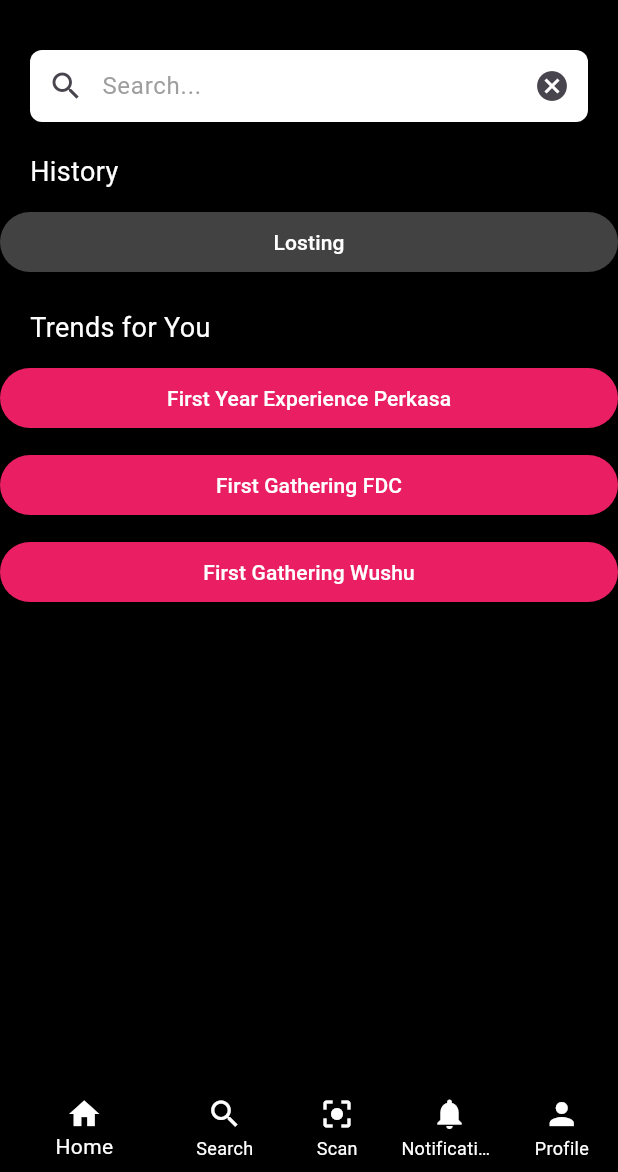
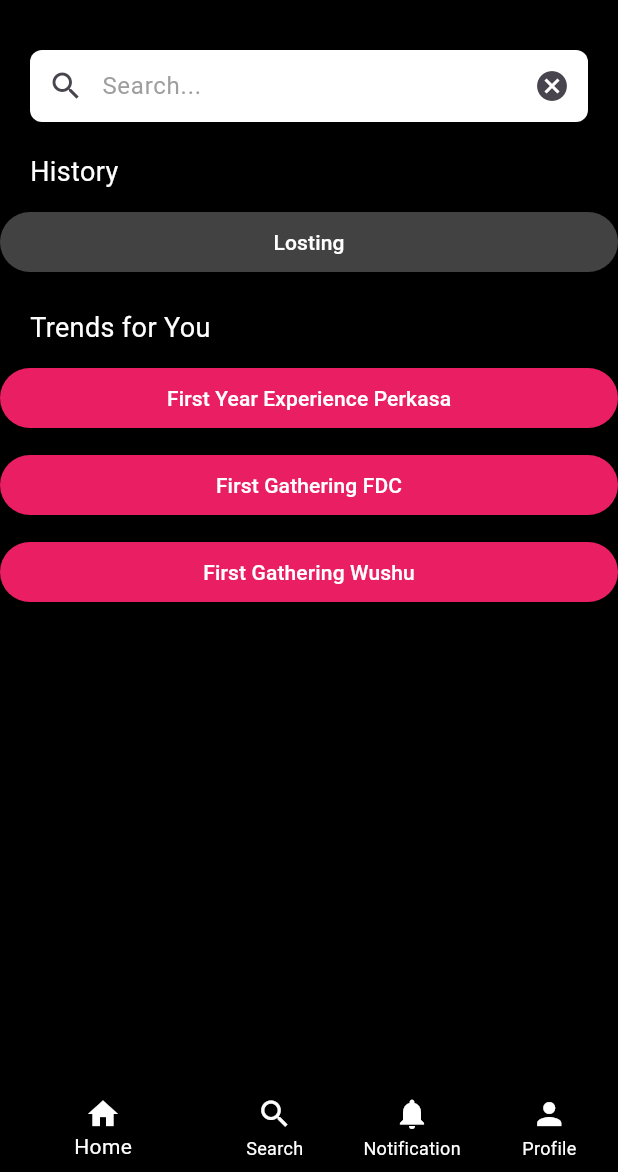
Before and after one commit to afqhizzt/Eventory, a Flutter app: the HomePage screen opened directly, item 2 of the bottom bar chosen, after a tap on the "search" icon, on a phone screen of 412 x 824 dp, the part 64-1236 px from its top. Run offline on Flutter 3.47's test engine with Material 3 defaults, Android fonts, the phone set to English and light mode, and no system bars; our stand-ins replace fluttertoast, get, google_sign_in, shared_preferences, supabase_flutter; accounts and stored records are empty; network calls fail.

Commit message:
new update 3/1 (4)

```diff
--- a/lib/api_connection/api_connection.dart
+++ b/lib/api_connection/api_connection.dart
@@ -7,6 +7,7 @@ class API {
   static const validateEmail = "$hostConnect/students/validate_email.php";
   static const login = "$hostConnect/students/login.php";
   static const post = "$hostConnect/students/post.php";
+  static const registerEvent = "$hostConnect/students/register_event.php";
 
   //club
   static const signUpClub = "$hostConnect/clubs/signup.php";
--- a/lib/pages/student/search.dart
+++ b/lib/pages/student/search.dart
@@ -154,12 +154,7 @@ class SearchScreen extends StatelessWidget {
         selectedItemColor: Colors.white,
         backgroundColor: Colors.black,
         onTap: (index) {
-          if (index == 2) {
-            Navigator.push(
-              context,
-              MaterialPageRoute(builder: (context) => ScanPage()),
-            );
-          } else if (index == 0) {
+          if (index == 0) {
             Navigator.push(
               context,
               MaterialPageRoute(builder: (context) => HomePage()),
@@ -169,12 +164,12 @@ class SearchScreen extends StatelessWidget {
               context,
               MaterialPageRoute(builder: (context) => SearchScreen()),
             );
-          } else if (index == 4) {
+          } else if (index == 3) {
             Navigator.push(
               context,
               MaterialPageRoute(builder: (context) => StudentProfilePage()),
             );
-          } else if (index == 3) {
+          } else if (index == 2) {
             Navigator.push(
               context,
               MaterialPageRoute(builder: (context) => Reminder()),
@@ -191,10 +186,6 @@ class SearchScreen extends StatelessWidget {
             label: 'Search',
           ),
           BottomNavigationBarItem(
-            icon: Icon(Icons.center_focus_strong),
-            label: 'Scan',
-          ),
-          BottomNavigationBarItem(
             icon: Icon(Icons.notifications),
             label: 'Notification',
           ),
--- a/lib/pages/student/student_homepage.dart
+++ b/lib/pages/student/student_homepage.dart
@@ -87,12 +87,7 @@ class _HomePageState extends State<HomePage> {
           selectedItemColor: Colors.black,
           backgroundColor: Colors.white,
           onTap: (index) {
-            if (index == 2) {
-              Navigator.push(
-                context,
-                MaterialPageRoute(builder: (context) => ScanPage()),
-              );
-            } else if (index == 0) {
+            if (index == 0) {
               Navigator.push(
                 context,
                 MaterialPageRoute(builder: (context) => HomePage()),
@@ -102,12 +97,12 @@ class _HomePageState extends State<HomePage> {
                 context,
                 MaterialPageRoute(builder: (context) => SearchScreen()),
               );
-            } else if (index == 4) {
+            } else if (index == 3) {
               Navigator.push(
                 context,
                 MaterialPageRoute(builder: (context) => StudentProfilePage()),
               );
-            } else if (index == 3) {
+            } else if (index == 2) {
               Navigator.push(
                 context,
                 MaterialPageRoute(builder: (context) => Reminder()),
@@ -122,10 +117,6 @@ class _HomePageState extends State<HomePage> {
             BottomNavigationBarItem(
               icon: Icon(Icons.search),
               label: 'Search',
-            ),
-            BottomNavigationBarItem(
-              icon: Icon(Icons.center_focus_strong),
-              label: 'Scan',
             ),
             BottomNavigationBarItem(
               icon: Icon(Icons.notifications),
```
Also changed, not shown: lib/pages/student/joint_event.dart (+94 -8 lines), lib/pages/student/student_profile.dart (+3 -12 lines).
